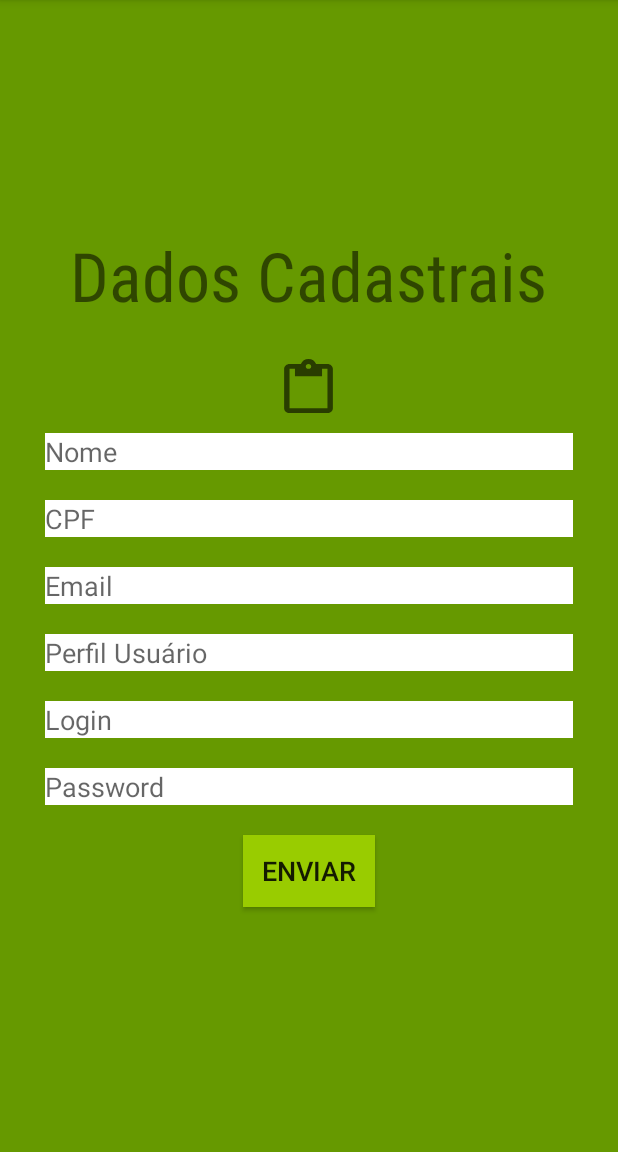
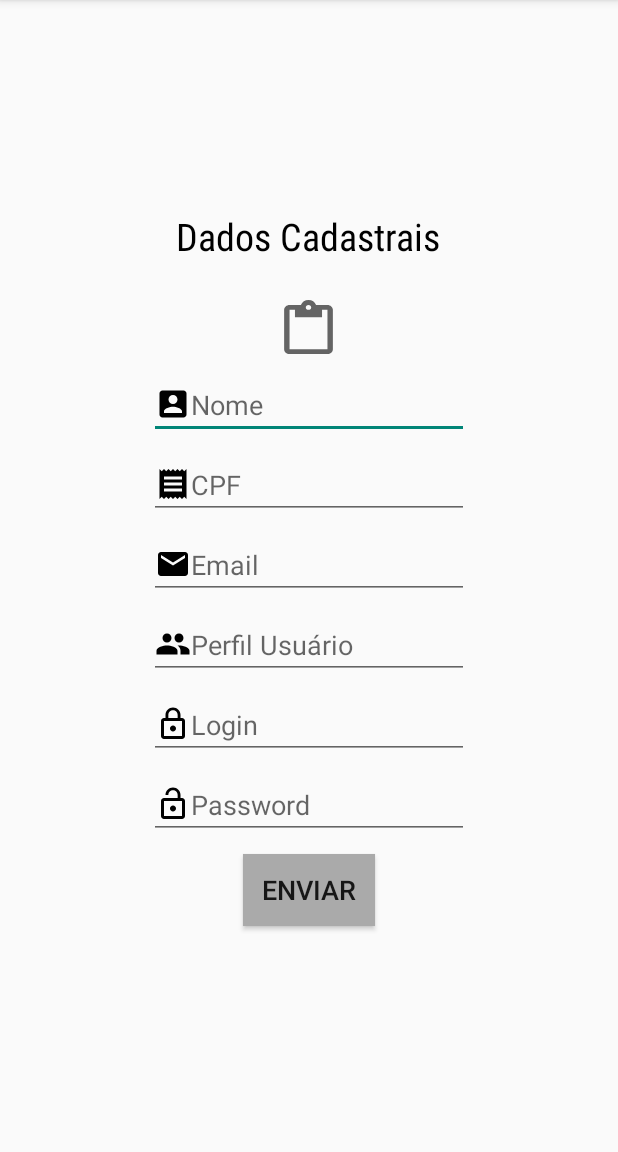
Before and after one commit to Robertoeugenio/CadastroUsuario, an Android app: the screen it shows after launch (MainActivity), on a phone screen of 412 x 824 dp, the part 84-1236 px from its top. Run offline under Robolectric (Android 15) with nearby library versions, the phone set to English and light mode, and no system bars.

Commit message:
mudando as cores

```diff
--- /dev/null
+++ b/app/src/main/res/drawable/ic_email_black_24dp.xml
@@ -0,0 +1,9 @@
+<vector xmlns:android="http://schemas.android.com/apk/res/android"
+        android:width="24dp"
+        android:height="24dp"
+        android:viewportWidth="24.0"
+        android:viewportHeight="24.0">
+    <path
+        android:fillColor="#FF000000"
+        android:pathData="M20,4L4,4c-1.1,0 -1.99,0.9 -1.99,2L2,18c0,1.1 0.9,2 2,2h16c1.1,0 2,-0.9 2,-2L22,6c0,-1.1 -0.9,-2 -2,-2zM20,8l-8,5 -8,-5L4,6l8,5 8,-5v2z"/>
+</vector>
--- /dev/null
+++ b/app/src/main/res/drawable/ic_group_black_24dp.xml
@@ -0,0 +1,9 @@
+<vector xmlns:android="http://schemas.android.com/apk/res/android"
+        android:width="24dp"
+        android:height="24dp"
+        android:viewportWidth="24.0"
+        android:viewportHeight="24.0">
+    <path
+        android:fillColor="#FF000000"
+        android:pathData="M16,11c1.66,0 2.99,-1.34 2.99,-3S17.66,5 16,5c-1.66,0 -3,1.34 -3,3s1.34,3 3,3zM8,11c1.66,0 2.99,-1.34 2.99,-3S9.66,5 8,5C6.34,5 5,6.34 5,8s1.34,3 3,3zM8,13c-2.33,0 -7,1.17 -7,3.5L1,19h14v-2.5c0,-2.33 -4.67,-3.5 -7,-3.5zM16,13c-0.29,0 -0.62,0.02 -0.97,0.05 1.16,0.84 1.97,1.97 1.97,3.45L17,19h6v-2.5c0,-2.33 -4.67,-3.5 -7,-3.5z"/>
+</vector>
--- /dev/null
+++ b/app/src/main/res/drawable/ic_lock_open_black_24dp.xml
@@ -0,0 +1,9 @@
+<vector xmlns:android="http://schemas.android.com/apk/res/android"
+        android:width="24dp"
+        android:height="24dp"
+        android:viewportWidth="24.0"
+        android:viewportHeight="24.0">
+    <path
+        android:fillColor="#FF000000"
+        android:pathData="M12,17c1.1,0 2,-0.9 2,-2s-0.9,-2 -2,-2 -2,0.9 -2,2 0.9,2 2,2zM18,8h-1L17,6c0,-2.76 -2.24,-5 -5,-5S7,3.24 7,6h1.9c0,-1.71 1.39,-3.1 3.1,-3.1 1.71,0 3.1,1.39 3.1,3.1v2L6,8c-1.1,0 -2,0.9 -2,2v10c0,1.1 0.9,2 2,2h12c1.1,0 2,-0.9 2,-2L20,10c0,-1.1 -0.9,-2 -2,-2zM18,20L6,20L6,10h12v10z"/>
+</vector>
--- /dev/null
+++ b/app/src/main/res/drawable/ic_lock_outline_black_24dp.xml
@@ -0,0 +1,9 @@
+<vector xmlns:android="http://schemas.android.com/apk/res/android"
+        android:width="24dp"
+        android:height="24dp"
+        android:viewportWidth="24.0"
+        android:viewportHeight="24.0">
+    <path
+        android:fillColor="#FF000000"
+        android:pathData="M12,17c1.1,0 2,-0.9 2,-2s-0.9,-2 -2,-2 -2,0.9 -2,2 0.9,2 2,2zM18,8h-1L17,6c0,-2.76 -2.24,-5 -5,-5S7,3.24 7,6v2L6,8c-1.1,0 -2,0.9 -2,2v10c0,1.1 0.9,2 2,2h12c1.1,0 2,-0.9 2,-2L20,10c0,-1.1 -0.9,-2 -2,-2zM8.9,6c0,-1.71 1.39,-3.1 3.1,-3.1s3.1,1.39 3.1,3.1v2L8.9,8L8.9,6zM18,20L6,20L6,10h12v10z"/>
+</vector>
--- /dev/null
+++ b/app/src/main/res/drawable/ic_nome_box_black_24dp.xml
@@ -0,0 +1,9 @@
+<vector xmlns:android="http://schemas.android.com/apk/res/android"
+        android:width="24dp"
+        android:height="24dp"
+        android:viewportWidth="24.0"
+        android:viewportHeight="24.0">
+    <path
+        android:fillColor="#FF000000"
+        android:pathData="M3,5v14c0,1.1 0.89,2 2,2h14c1.1,0 2,-0.9 2,-2L21,5c0,-1.1 -0.9,-2 -2,-2L5,3c-1.11,0 -2,0.9 -2,2zM15,9c0,1.66 -1.34,3 -3,3s-3,-1.34 -3,-3 1.34,-3 3,-3 3,1.34 3,3zM6,17c0,-2 4,-3.1 6,-3.1s6,1.1 6,3.1v1L6,18v-1z"/>
+</vector>
--- /dev/null
+++ b/app/src/main/res/drawable/ic_receipt_black_24dp.xml
@@ -0,0 +1,9 @@
+<vector xmlns:android="http://schemas.android.com/apk/res/android"
+        android:width="24dp"
+        android:height="24dp"
+        android:viewportWidth="24.0"
+        android:viewportHeight="24.0">
+    <path
+        android:fillColor="#FF000000"
+        android:pathData="M18,17L6,17v-2h12v2zM18,13L6,13v-2h12v2zM18,9L6,9L6,7h12v2zM3,22l1.5,-1.5L6,22l1.5,-1.5L9,22l1.5,-1.5L12,22l1.5,-1.5L15,22l1.5,-1.5L18,22l1.5,-1.5L21,22L21,2l-1.5,1.5L18,2l-1.5,1.5L15,2l-1.5,1.5L12,2l-1.5,1.5L9,2 7.5,3.5 6,2 4.5,3.5 3,2v20z"/>
+</vector>
--- a/app/src/main/res/layout/activity_main.xml
+++ b/app/src/main/res/layout/activity_main.xml
@@ -5,7 +5,7 @@
     android:id="@+id/corpo"
     android:layout_width="match_parent"
     android:layout_height="match_parent"
-    android:background="@android:color/holo_green_dark"
+
     android:clipToPadding="false"
     android:gravity="center_vertical|center_horizontal|center"
     android:orientation="vertical"
@@ -19,11 +19,11 @@
         android:id="@+id/titulo"
         android:layout_width="wrap_content"
         android:layout_height="wrap_content"
-        android:textSize="45dp"
+        android:layout_marginBottom="25dp"
         android:fontFamily="sans-serif-condensed"
-        android:layout_marginBottom="25dp"
-        android:text="Dados Cadastrais"/>
-
+        android:text="Dados Cadastrais"
+        android:textColor="@android:color/background_dark"
+        android:textSize="25dp" />
 
 
     <TextView
@@ -33,67 +33,107 @@
         android:background="?android:attr/actionModePasteDrawable" />
 
 
-
     <EditText
         android:id="@+id/Nome"
-        android:layout_width="match_parent"
+        android:layout_width="wrap_content"
         android:layout_height="wrap_content"
-        android:background="@android:color/white"
-        android:layout_margin="10dp"
-        android:hint="Nome" />
+        android:layout_marginStart="8dp"
+        android:layout_marginTop="8dp"
+        android:layout_marginEnd="8dp"
+        android:drawableLeft="@drawable/ic_nome_box_black_24dp"
+        android:ems="10"
+        android:hint="Nome"
+        android:inputType="textPersonName"
+        android:singleLine="true"
+        app:layout_constraintEnd_toEndOf="parent"
+        app:layout_constraintStart_toStartOf="parent" />
 
 
     <EditText
         android:id="@+id/CPF"
-        android:layout_width="match_parent"
+        android:layout_width="wrap_content"
         android:layout_height="wrap_content"
-        android:background="@android:color/white"
-        android:layout_margin="10dp"
-        android:hint="CPF" />
+        android:layout_marginStart="8dp"
+        android:layout_marginTop="8dp"
+        android:layout_marginEnd="8dp"
+        android:drawableLeft="@drawable/ic_receipt_black_24dp"
+        android:ems="10"
+        android:hint="CPF"
+        android:inputType="textPersonName"
+        android:singleLine="true"
+        app:layout_constraintEnd_toEndOf="parent"
+        app:layout_constraintStart_toStartOf="parent" />
 
 
     <EditText
         android:id="@+id/Email"
-        android:layout_width="match_parent"
+        android:layout_width="wrap_content"
         android:layout_height="wrap_content"
-        android:background="@android:color/white"
-        android:layout_margin="10dp"
-
-        android:hint="Email" />
+        android:layout_marginStart="8dp"
+        android:layout_marginTop="8dp"
+        android:layout_marginEnd="8dp"
+        android:drawableLeft="@drawable/ic_email_black_24dp"
+        android:ems="10"
+        android:hint="Email"
+        android:inputType="textPersonName"
+        android:singleLine="true"
+        app:layout_constraintEnd_toEndOf="parent"
+        app:layout_constraintStart_toStartOf="parent" />
 
 
     <EditText
         android:id="@+id/Perfil_Usuario"
-        android:layout_width="match_parent"
+        android:layout_width="wrap_content"
         android:layout_height="wrap_content"
-        android:background="@android:color/white"
-        android:layout_margin="10dp"
-        android:hint="Perfil Usuário" />
+        android:layout_marginStart="8dp"
+        android:layout_marginTop="8dp"
+        android:layout_marginEnd="8dp"
+        android:drawableLeft="@drawable/ic_group_black_24dp"
+        android:ems="10"
+        android:hint="Perfil Usuário"
+        android:inputType="textPersonName"
+        android:singleLine="true"
+        app:layout_constraintEnd_toEndOf="parent"
+        app:layout_constraintStart_toStartOf="parent" />
 
     <EditText
         android:id="@+id/Login"
-        android:layout_width="match_parent"
+        android:layout_width="wrap_content"
         android:layout_height="wrap_content"
-        android:background="@android:color/white"
-        android:layout_margin="10dp"
-        android:hint="Login" />
+        android:layout_marginStart="8dp"
+        android:layout_marginTop="8dp"
+        android:layout_marginEnd="8dp"
+        android:drawableLeft="@drawable/ic_lock_outline_black_24dp"
+        android:ems="10"
+        android:hint="Login"
+        android:inputType="textPersonName"
+        android:singleLine="true"
+        app:layout_constraintEnd_toEndOf="parent"
+        app:layout_constraintStart_toStartOf="parent" />
 
     <EditText
         android:id="@+id/Senha"
-        android:layout_width="match_parent"
+        android:layout_width="wrap_content"
         android:layout_height="wrap_content"
-        android:background="@android:color/white"
-        android:layout_margin="10dp"
-        android:hint="Password" />
+        android:layout_marginStart="8dp"
+        android:layout_marginTop="8dp"
+        android:layout_marginEnd="8dp"
+        android:drawableLeft="@drawable/ic_lock_open_black_24dp"
+        android:ems="10"
+        android:hint="Password"
+        android:inputType="textPersonName"
+        android:singleLine="true"
+        app:layout_constraintEnd_toEndOf="parent"
+        app:layout_constraintStart_toStartOf="parent" />/>
 
     <Button
         android:id="@+id/Enviar"
         android:layout_width="wrap_content"
         android:layout_height="wrap_content"
-        android:background="@android:color/holo_green_light"
-        android:textSize="18dp"
         android:layout_margin="10dp"
-        android:text="Enviar" />
+        android:background="@android:color/darker_gray"
+        android:text="Enviar"
+        android:textSize="18dp" />
 
 
 
```
